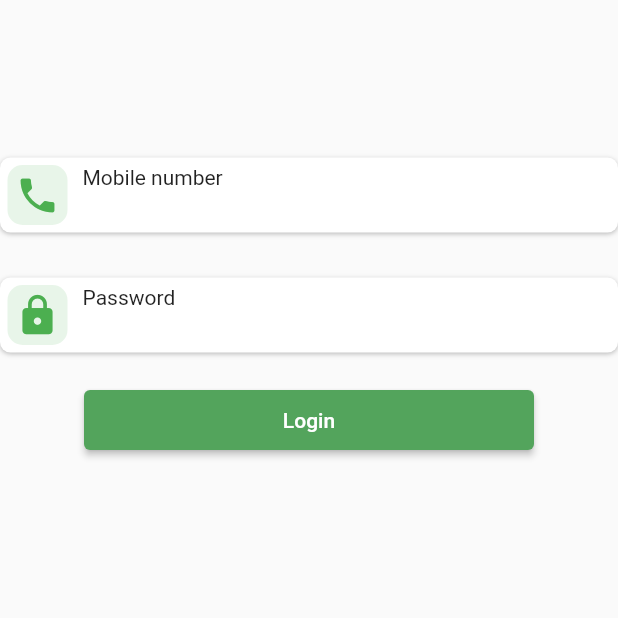
After one commit to Squad-Head/gobangla, a Flutter app: the LoginScreen screen opened directly, after a tap on "Login", on a phone screen of 412 x 824 dp, the top half of it. The commit adds this screen. Run offline on Flutter 3.47's test engine with Material 2 defaults, Android fonts, the light colour scheme and no system bars; our stand-ins replace equatable, flutter_hooks, flutter_screenutil, hooks_riverpod, shared_preferences; missing offline and left inert: clean_api; accounts and stored records are empty; network calls fail.

Commit message:
login done

```diff
--- a/lib/infrastucture/auth/auth_repo.dart
+++ b/lib/infrastucture/auth/auth_repo.dart
@@ -10,7 +10,7 @@ class AuthRepo extends IAuthRepo {
   @override
   Future<Either<CleanFailure, UserModel>> registration(
       RegistrationModel registrationModel) async {
-    Logger.i(registrationModel.toMap());
+    //Logger.i(registrationModel.toMap());
     final prefs = await SharedPreferences.getInstance();
     final userData = await cleanApi.post(
         showLogs: true,
--- a/lib/main.dart
+++ b/lib/main.dart
@@ -2,6 +2,7 @@ import 'package:clean_api/clean_api.dart';
 import 'package:flutter/material.dart';
 import 'package:flutter_screenutil/flutter_screenutil.dart';
 import 'package:hooks_riverpod/hooks_riverpod.dart';
+import 'package:tourist_booking/presentation/auth/login/login_screen.dart';
 import 'package:tourist_booking/presentation/auth/registration/registration_screen.dart';
 import 'package:tourist_booking/presentation/personal_details.dart';
 
@@ -25,6 +26,7 @@ class MyApp extends StatelessWidget {
             theme: ThemeData(
               primarySwatch: Colors.blue,
             ),
+            //home: const LoginScreen(),
             home: const RegistrationScreen(),
           )),
     );
--- /dev/null
+++ b/lib/presentation/auth/login/login_screen.dart
@@ -0,0 +1,90 @@
+import 'package:clean_api/clean_api.dart';
+import 'package:flutter/material.dart';
+import 'package:flutter_hooks/flutter_hooks.dart';
+import 'package:hooks_riverpod/hooks_riverpod.dart';
+import 'package:tourist_booking/application/auth/auth_provider.dart';
+import 'package:tourist_booking/domain/auth/registration_model.dart';
+import 'package:tourist_booking/presentation/auth/widgets/custom_textfield.dart';
+
+class LoginScreen extends HookConsumerWidget {
+  const LoginScreen({Key? key}) : super(key: key);
+
+  @override
+  Widget build(BuildContext context, ref) {
+    //final professionController = useTextEditingController();
+    final serviceController = useTextEditingController();
+
+    final fullNameController = useTextEditingController();
+    final nidController = useTextEditingController();
+    final fathersNameController = useTextEditingController();
+    final mothersNameController = useTextEditingController();
+    final perAddressController = useTextEditingController();
+    final mobileController = useTextEditingController();
+
+    final recnameController = useTextEditingController();
+    final recAddressController = useTextEditingController();
+    final recMobileController = useTextEditingController();
+
+    final beachIdController = useTextEditingController();
+    final policeIdController = useTextEditingController();
+
+    final passwordController = useTextEditingController();
+
+    return Scaffold(
+      body: ListView(
+        children: [
+          const SizedBox(
+            height: 100,
+          ),
+          Center(
+              child: ConstrainedBox(
+            constraints: const BoxConstraints(maxWidth: 700),
+            child:
+                Column(crossAxisAlignment: CrossAxisAlignment.start, children: [
+              CustomTextField(
+                  controller: mobileController,
+                  title: 'Mobile number',
+                  icon: Icons.phone),
+              const SizedBox(
+                height: 20,
+              ),
+              CustomTextField(
+                  controller: passwordController,
+                  title: 'Password',
+                  icon: Icons.lock),
+              const SizedBox(
+                height: 20,
+              ),
+              Center(
+                child: SizedBox(
+                  width: 300,
+                  height: 40,
+                  child: ElevatedButton(
+                      style: ElevatedButton.styleFrom(
+                        primary: const Color(0xff53A45C),
+                      ),
+                      onPressed: () {
+                        if (mobileController.text.isNotEmpty &&
+                            passwordController.text.isNotEmpty) {
+                          ref.read(authProvider.notifier).login(
+                              phoneNo: mobileController.text,
+                              password: passwordController.text);
+                        } else {
+                          Logger.i('fields needed');
+                        }
+                      },
+                      child: const Text('Login')),
+                ),
+              ),
+              const SizedBox(
+                height: 20,
+              ),
+            ]),
+          )),
+
+          //Center(child: Text('Hello'))
+        ],
+      ),
+    );
+  }
+}
--- a/lib/presentation/auth/registration/registration_screen.dart
+++ b/lib/presentation/auth/registration/registration_screen.dart
@@ -6,7 +6,7 @@ import 'package:hooks_riverpod/hooks_riverpod.dart';
 import 'package:tourist_booking/application/auth/auth_provider.dart';
 import 'package:tourist_booking/domain/auth/registration_model.dart';
 import 'package:tourist_booking/presentation/auth/registration/custom_dropdown.dart';
-import 'package:tourist_booking/presentation/auth/registration/custom_textfield.dart';
+import 'package:tourist_booking/presentation/auth/widgets/custom_textfield.dart';
 
 class RegistrationScreen extends HookConsumerWidget {
   const RegistrationScreen({Key? key}) : super(key: key);
--- a/pubspec.yaml
+++ b/pubspec.yaml
@@ -36,7 +36,7 @@ dependencies:
   cupertino_icons: ^1.0.2
   flutter_screenutil: ^5.5.3+2
   equatable: ^2.0.3
-  clean_api: ^0.1.2
+  clean_api: ^0.1.3
   flutter_hooks: ^0.18.5+1
   hooks_riverpod: ^1.0.4
   shared_preferences: ^2.0.15
```
Also changed, not shown: lib/presentation/auth/widgets/custom_textfield.dart (renamed from lib/presentation/auth/registration/custom_textfield.dart), pubspec.lock.
